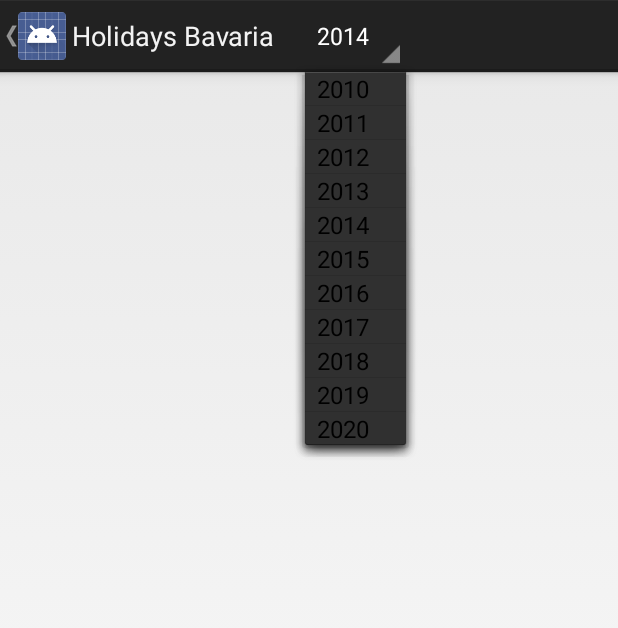
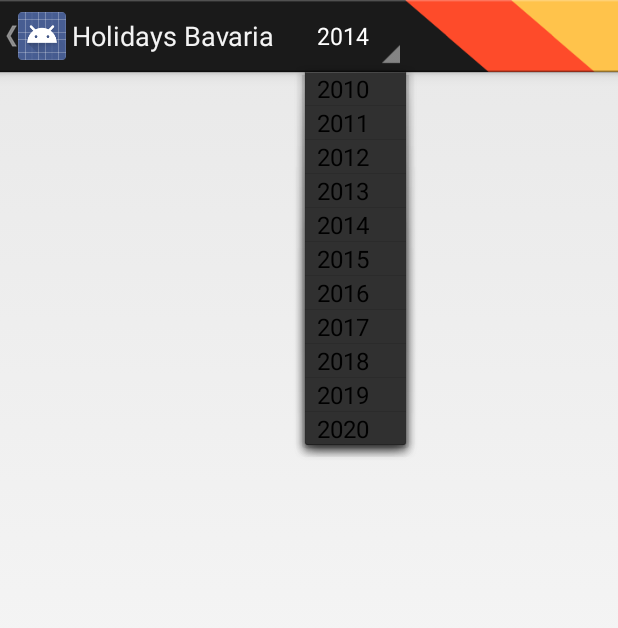
Before and after one commit to MicMun/DeuFeiTage, an Android app: the screen it shows after launch (FeiTagDetailActivity), after a tap on "2014", on a phone screen of 412 x 824 dp. Shown: the top 628 px of the screen. Run offline under Robolectric (Android 15) with nearby library versions, the phone set to English and light mode, and no system bars; 6 statements that could not run were skipped.

Commit message:
Added 9-patch drawables for the actionbar background

```diff
--- a/deufeitage/src/main/res/values/styles.xml
+++ b/deufeitage/src/main/res/values/styles.xml
@@ -2,7 +2,14 @@
 
     <!-- Base application theme. -->
     <style name="AppTheme" parent="android:Theme.Holo.Light.DarkActionBar">
+       <item name="android:actionBarStyle">@style/AppTheme.ActionBar</item>
         <!-- Customize your theme here. -->
     </style>
 
+   <!-- ActionBar: background -->
+   <style name="AppTheme.ActionBar" parent="@android:style/Widget.Holo.Light.ActionBar.Solid.Inverse">
+      <item name="android:background">@drawable/ab_background</item>
+      <item name="android:displayOptions">useLogo|showHome|showTitle</item>
+   </style>
+
 </resources>
```
Also changed, not shown: deufeitage/src/main/res/drawable/actionbar.xml (added, +33 -0 lines), deufeitage/src/main/res/drawable-hdpi/ab_background.9.png (added), deufeitage/src/main/res/drawable-mdpi/ic_launcher.png (deleted), deufeitage/src/main/res/drawable-xhdpi/ab_background.9.png (added), deufeitage/src/main/res/drawable-xxhdpi/ab_background.9.png (added), deufeitage/src/main/res/drawable-xxxhdpi/ab_background.9.png (added), 1 other file.
